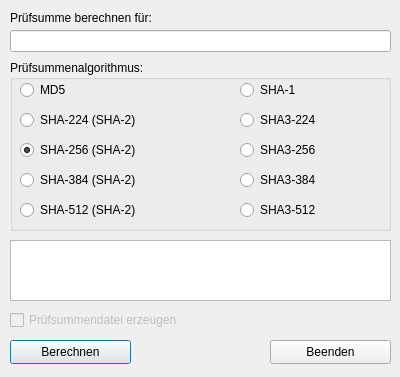
Above: checksumdialog.ui from striezel/qt-commander before the change. Below: the same form after it.
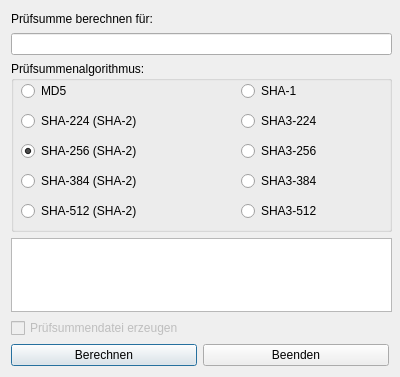
That is the form after the change. Icons and pictures are not drawn.

Commit message: add grid layout to checksum dialog

Diff of the .ui file:
```diff
--- a/checksumdialog.ui
+++ b/checksumdialog.ui
@@ -19,15 +19,9 @@
   <property name="windowTitle">
    <string>Prüfsumme berechnen</string>
   </property>
+  <layout class="QGridLayout" name="gridLayout">
+   <item row="0" column="0" colspan="2">
   <widget class="QLabel" name="lblTop">
-   <property name="geometry">
-    <rect>
-     <x>10</x>
-     <y>10</y>
-     <width>381</width>
-     <height>16</height>
-    </rect>
-   </property>
    <property name="minimumSize">
     <size>
      <width>381</width>
@@ -38,15 +32,9 @@
     <string>Prüfsumme berechnen für:</string>
    </property>
   </widget>
+   </item>
+   <item row="1" column="0" colspan="2">
   <widget class="QLineEdit" name="lineEditFileName">
-   <property name="geometry">
-    <rect>
-     <x>10</x>
-     <y>30</y>
-     <width>381</width>
-     <height>22</height>
-    </rect>
-   </property>
    <property name="minimumSize">
     <size>
      <width>381</width>
@@ -57,37 +45,9 @@
     <bool>true</bool>
    </property>
   </widget>
-  <widget class="QCheckBox" name="cbGenerateChecksumFile">
-   <property name="enabled">
-    <bool>false</bool>
-   </property>
-   <property name="geometry">
-    <rect>
-     <x>10</x>
-     <y>310</y>
-     <width>311</width>
-     <height>20</height>
-    </rect>
-   </property>
-   <property name="minimumSize">
-    <size>
-     <width>311</width>
-     <height>20</height>
-    </size>
-   </property>
-   <property name="text">
-    <string>Prüfsummendatei erzeugen</string>
-   </property>
-  </widget>
+   </item>
+   <item row="2" column="0" colspan="2">
   <widget class="QGroupBox" name="gbAlgorithms">
-   <property name="geometry">
-    <rect>
-     <x>10</x>
-     <y>60</y>
-     <width>381</width>
-     <height>171</height>
-    </rect>
-   </property>
    <property name="minimumSize">
     <size>
      <width>381</width>
@@ -231,15 +191,9 @@
     </property>
    </widget>
   </widget>
+   </item>
+   <item row="3" column="0" colspan="2">
   <widget class="QPlainTextEdit" name="plainTextEdit">
-   <property name="geometry">
-    <rect>
-     <x>10</x>
-     <y>240</y>
-     <width>381</width>
-     <height>61</height>
-    </rect>
-   </property>
    <property name="minimumSize">
     <size>
      <width>381</width>
@@ -250,15 +204,25 @@
     <bool>true</bool>
    </property>
   </widget>
+   </item>
+   <item row="4" column="0" colspan="2">
+    <widget class="QCheckBox" name="cbGenerateChecksumFile">
+     <property name="enabled">
+      <bool>false</bool>
+     </property>
+     <property name="minimumSize">
+      <size>
+       <width>311</width>
+       <height>20</height>
+      </size>
+     </property>
+     <property name="text">
+      <string>Prüfsummendatei erzeugen</string>
+     </property>
+    </widget>
+   </item>
+   <item row="5" column="0">
   <widget class="QPushButton" name="btnCalculate">
-   <property name="geometry">
-    <rect>
-     <x>10</x>
-     <y>340</y>
-     <width>121</width>
-     <height>24</height>
-    </rect>
-   </property>
    <property name="text">
     <string>Berechnen</string>
    </property>
@@ -266,15 +230,9 @@
     <iconset theme="accessories-calculator"/>
    </property>
   </widget>
+   </item>
+   <item row="5" column="1">
   <widget class="QPushButton" name="btnExit">
-   <property name="geometry">
-    <rect>
-     <x>270</x>
-     <y>340</y>
-     <width>121</width>
-     <height>24</height>
-    </rect>
-   </property>
    <property name="text">
     <string>Beenden</string>
    </property>
@@ -282,6 +240,8 @@
     <iconset theme="window-close"/>
    </property>
   </widget>
+   </item>
+  </layout>
  </widget>
  <resources/>
  <connections/>
```
Lines whose indentation alone changed are shown as unchanged.
